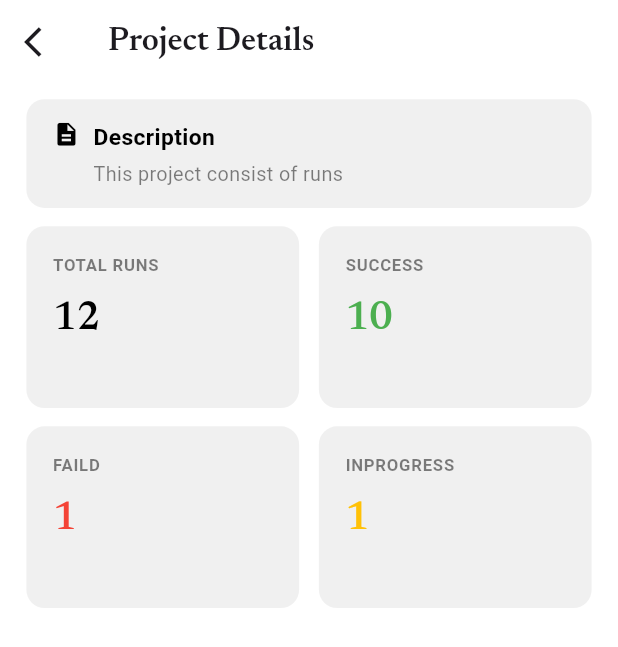
After one commit to Nomad-AI-Agent/test_agent_mobile, a Flutter app: the ProjectDetails screen opened by its route, on a phone screen of 412 x 824 dp. The commit adds this screen. Shown: the top 647 px of the screen. Run offline on Flutter 3.47's test engine with Material 3 defaults, Android fonts, the phone set to English and light mode, and no system bars; our stand-ins replace connectivity_plus, dio, drift, flutter_riverpod, flutter_screenutil, flutter_secure_storage and 4 more; accounts and stored records are empty; generated files the repository leaves out were written again; network calls fail.

Commit message:
feat: Add project details feature with routing and UI components

```diff
--- a/lib/core/routing/app_route.dart
+++ b/lib/core/routing/app_route.dart
@@ -6,6 +6,7 @@ import 'package:test_agent_mobile/features/auth/presentation/views/login_screen.
 import 'package:test_agent_mobile/features/auth/presentation/views/register_screen.dart';
 import 'package:test_agent_mobile/features/navigation/main_nav_shell.dart';
 import 'package:test_agent_mobile/features/onboarding/presentation/onboarding_screen.dart';
+import 'package:test_agent_mobile/features/project_details/presentation/project_details.dart';
 import 'package:test_agent_mobile/features/projects/presentation/projects_screen.dart';
 import 'package:test_agent_mobile/features/splash/animated_splash_screen.dart';
 import 'package:test_agent_mobile/features/welcome/presentation/welcome_screen.dart';
@@ -45,7 +46,7 @@ class AppRoute {
           child: AnimatedSplashScreen(
             onAnimationComplete: () async {
               // final route = await determineInitialRoute();
-              const  route = Routes.navigationScreen;
+              const route = Routes.navigationScreen;
               if (context.mounted) {
                 context.go(route);
               }
@@ -60,6 +61,15 @@ class AppRoute {
         pageBuilder: (context, state) => _buildPageWithTransition(
           key: state.pageKey,
           child: const WelcomeScreen(),
+        ),
+      ),
+
+      GoRoute(
+        path: Routes.projectDetails,
+        name: Routes.projectDetails,
+        pageBuilder: (context, state) => _buildPageWithTransition(
+          key: state.pageKey,
+          child: const ProjectDetails(),
         ),
       ),
       GoRoute(
--- a/lib/core/routing/routes.dart
+++ b/lib/core/routing/routes.dart
@@ -6,5 +6,6 @@ class Routes {
   static const String registerScreen = '/register';
   static const String homeScreen = '/home';
   static const String projectScreen = '/project';
+  static const String projectDetails = "/projectDetails";
   static const String navigationScreen = '/navigation';
 }
--- a/lib/features/dashboard/presentation/widgets/state_card.dart
+++ b/lib/core/widgets/state_card.dart
@@ -5,12 +5,9 @@ import 'package:test_agent_mobile/core/styles/app_colors.dart';
 class StatCard extends StatelessWidget {
   final String label;
   final String value;
+  final Color color;
 
-  const StatCard({
-    super.key,
-    required this.label,
-    required this.value,
-  });
+  const StatCard({super.key, required this.label, required this.value, required this.color});
 
   @override
   Widget build(BuildContext context) {
@@ -40,7 +37,7 @@ class StatCard extends StatelessWidget {
               fontFamily: "Newsreader",
               fontSize: 26.sp,
               fontWeight: FontWeight.w600,
-              color: AppColorsLight.onSurface,
+              color: color,
             ),
           ),
         ],
--- a/lib/features/dashboard/presentation/widgets/stats_grid.dart
+++ b/lib/features/dashboard/presentation/widgets/stats_grid.dart
@@ -1,7 +1,8 @@
 import 'package:flutter/material.dart';
 import 'package:flutter_screenutil/flutter_screenutil.dart';
+import 'package:test_agent_mobile/core/styles/app_colors.dart';
 import 'package:test_agent_mobile/features/dashboard/domain/entity/stat_item.dart';
-import 'package:test_agent_mobile/features/dashboard/presentation/widgets/state_card.dart';
+import 'package:test_agent_mobile/core/widgets/state_card.dart';
 
 class StatsGrid extends StatelessWidget {
   final List<StatItem> stats;
@@ -22,7 +23,11 @@ class StatsGrid extends StatelessWidget {
       ),
       itemBuilder: (context, index) {
         final stat = stats[index];
-        return StatCard(label: stat.label, value: stat.value);
+        return StatCard(
+          label: stat.label,
+          value: stat.value,
+          color: AppColorsLight.onSurface,
+        );
       },
     );
   }
--- /dev/null
+++ b/lib/features/project_details/domain/entity/project_details_data.dart
@@ -0,0 +1,16 @@
+import 'package:test_agent_mobile/features/dashboard/domain/entity/sequence_item.dart';
+import 'package:test_agent_mobile/features/dashboard/domain/entity/stat_item.dart';
+
+class ProjectDetailsData {
+  final String projectName;
+  final DateTime createdAt;
+  final List<StatItem> stats;
+  final List<SequenceItem> sequences;
+
+  const ProjectDetailsData({
+    required this.projectName,
+    required this.createdAt,
+    required this.stats,
+    required this.sequences,
+  });
+}
--- /dev/null
+++ b/lib/features/project_details/presentation/project_details.dart
@@ -0,0 +1,44 @@
+import 'package:flutter/material.dart';
+import 'package:flutter_screenutil/flutter_screenutil.dart';
+import 'package:go_router/go_router.dart';
+import 'package:test_agent_mobile/core/styles/app_colors.dart';
+import 'package:test_agent_mobile/features/project_details/presentation/widgets/project_description_header.dart';
+import 'package:test_agent_mobile/features/project_details/presentation/widgets/project_details_dashboard.dart';
+
+class ProjectDetails extends StatelessWidget {
+  const ProjectDetails({super.key});
+  @override
+  Widget build(BuildContext context) {
+    return Scaffold(
+      appBar: AppBar(
+        backgroundColor: AppColorsLight.surface,
+        leading: IconButton(
+          onPressed: () {
+            context.pop();
+          },
+          icon: const Icon(Icons.arrow_back_ios),
+        ),
+        title: const Text(
+          "Project Details",
+          style: TextStyle(
+            fontFamily: "newsreader",
+            fontWeight: FontWeight.w600,
+          ),
+        ),
+      ),
+      backgroundColor: AppColorsLight.surface,
+      body: Padding(
+        padding: EdgeInsets.symmetric(horizontal: 16.w, vertical: 10.h),
+        child: Column(
+          children: [
+            const ProjectDescriptionHeader(
+              description: "This project consist of runs",
+            ),
+            SizedBox(height: 12.h),
+            const ProjectDetailsDashboard(),
+          ],
+        ),
+      ),
+    );
+  }
+}
--- /dev/null
+++ b/lib/features/project_details/presentation/widgets/project_description_header.dart
@@ -0,0 +1,57 @@
+import 'package:flutter/material.dart';
+import 'package:flutter_screenutil/flutter_screenutil.dart';
+import 'package:test_agent_mobile/core/styles/app_colors.dart';
+
+class ProjectDescriptionHeader extends StatelessWidget {
+  final String description;
+
+  const ProjectDescriptionHeader({super.key, required this.description});
+
+  @override
+  Widget build(BuildContext context) {
+    return Container(
+      decoration: BoxDecoration(
+        borderRadius: BorderRadius.circular(12.r),
+        color: AppColorsLight.surfaceContainerLow,
+      ),
+      child: Padding(
+        padding: EdgeInsets.symmetric(horizontal: 16.w, vertical: 14.h),
+        child: Row(
+          crossAxisAlignment: CrossAxisAlignment.start,
+          children: [
+            Icon(
+              Icons.description,
+              size: 18.sp,
+              color: AppColorsLight.onSurface,
+            ),
+            SizedBox(width: 8.w),
+            Expanded(
+              child: Column(
+                crossAxisAlignment: CrossAxisAlignment.start,
+                children: [
+                  Text(
+                    "Description",
+                    style: TextStyle(
+                      fontSize: 15.sp,
+                      fontWeight: FontWeight.w700,
+                      color: AppColorsLight.onSurface,
+                    ),
+                  ),
+                  SizedBox(height: 4.h),
+                  Text(
+                    description,
+                    style: TextStyle(
+                      fontSize: 13.sp,
+                      color: AppColorsLight.textMuted,
+                      height: 1.4,
+                    ),
+                  ),
+                ],
+              ),
+            ),
+          ],
+        ),
+      ),
+    );
+  }
+}
--- /dev/null
+++ b/lib/features/project_details/presentation/widgets/project_details_dashboard.dart
@@ -0,0 +1,45 @@
+import 'package:flutter/material.dart';
+import 'package:flutter_screenutil/flutter_screenutil.dart';
+import 'package:test_agent_mobile/core/styles/app_colors.dart';
+import 'package:test_agent_mobile/features/dashboard/domain/entity/stat_item.dart';
+import 'package:test_agent_mobile/core/widgets/state_card.dart';
+
+class ProjectDetailsDashboard extends StatelessWidget {
+  const ProjectDetailsDashboard({super.key});
+
+  static const List<Color> _valueColors = [
+    AppColorsLight.onSurface,
+    Colors.green,
+    Colors.red,
+    Colors.amber,
+  ];
+  static List<StatItem> stats = const [
+    StatItem(label: "Total Runs", value: "12"),
+    StatItem(label: "Success", value: "10"),
+    StatItem(label: "Faild", value: "1"),
+    StatItem(label: "Inprogress", value: "1"),
+  ];
+
+  @override
+  Widget build(BuildContext context) {
+    return GridView.builder(
+      shrinkWrap: true,
+      physics: const NeverScrollableScrollPhysics(),
+      itemCount: stats.length,
+      gridDelegate: SliverGridDelegateWithFixedCrossAxisCount(
+        crossAxisCount: 2,
+        crossAxisSpacing: 12.w,
+        mainAxisSpacing: 12.h,
+        childAspectRatio: 1.5,
+      ),
+      itemBuilder: (context, index) {
+        final stat = stats[index];
+        return StatCard(
+          label: stat.label,
+          value: stat.value,
+          color: _valueColors[index % _valueColors.length],
+        );
+      },
+    );
+  }
+}
--- a/lib/features/projects/presentation/widgets/projects_list_view.dart
+++ b/lib/features/projects/presentation/widgets/projects_list_view.dart
@@ -1,6 +1,8 @@
 import 'package:flutter/material.dart';
 import 'package:flutter_riverpod/flutter_riverpod.dart';
 import 'package:flutter_screenutil/flutter_screenutil.dart';
+import 'package:go_router/go_router.dart';
+import 'package:test_agent_mobile/core/routing/routes.dart';
 import 'package:test_agent_mobile/core/widgets/error_state_view.dart';
 import 'package:test_agent_mobile/features/projects/data/helper/project_model_mapper.dart';
 import 'package:test_agent_mobile/features/projects/presentation/logic/notifiers/get_projects_notifier.dart';
@@ -45,7 +47,9 @@ class ProjectsListView extends ConsumerWidget {
                     final project = pageData.pageItems[index];
                     return ProjectCard(
                       project: project.toEntity(),
-                      onTap: () {},
+                      onTap: () {
+                        context.pushNamed(Routes.projectDetails);
+                      },
                     );
                   },
                 ),
--- a/lib/features/run/presentation/widgets/scope_section.dart
+++ b/lib/features/run/presentation/widgets/scope_section.dart
@@ -1,10 +1,8 @@
-// lib/features/run/presentation/widgets/scope_section.dart
 import 'package:flutter/material.dart';
 import 'package:flutter_riverpod/flutter_riverpod.dart';
 import 'package:flutter_screenutil/flutter_screenutil.dart';
 import 'package:test_agent_mobile/core/styles/app_colors.dart';
 import 'package:test_agent_mobile/features/projects/domain/entities/projects_result.dart';
-import 'package:test_agent_mobile/features/projects/presentation/logic/notifiers/get_projects_notifier.dart';
 import 'package:test_agent_mobile/features/run/data/models/target_row.dart';
 import 'package:test_agent_mobile/features/run/presentation/widgets/multi_role_toggle.dart';
 import 'package:test_agent_mobile/features/run/presentation/widgets/multi_target_section.dart';
@@ -133,6 +131,7 @@ class _ProjectSelectorError extends StatelessWidget {
       decoration: BoxDecoration(
         color: AppColorsLight.surface,
         borderRadius: BorderRadius.circular(10.r),
+        // ignore: deprecated_member_use
         border: Border.all(color: Colors.redAccent.withOpacity(0.4)),
       ),
       child: Row(
```
